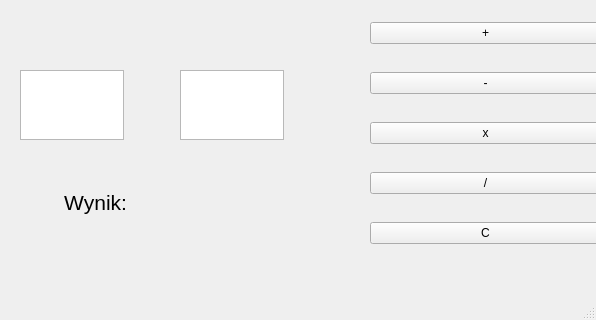
First picture: the form in mainwindow.ui, repository januchtah03/kalkulator, before the edit.
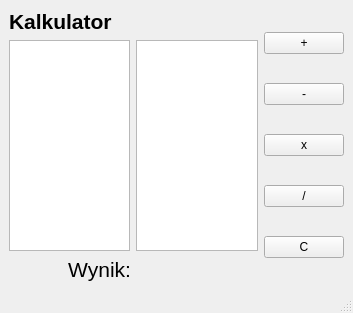
Second picture: the form after the edit.

Commit message: poprawki kosmetyczne ui

Diff of the .ui file:
```diff
--- a/mainwindow.ui
+++ b/mainwindow.ui
@@ -6,23 +6,89 @@
    <rect>
     <x>0</x>
     <y>0</y>
-    <width>596</width>
-    <height>320</height>
+    <width>353</width>
+    <height>313</height>
    </rect>
   </property>
   <property name="windowTitle">
    <string>MainWindow</string>
   </property>
   <widget class="QWidget" name="centralwidget">
-   <widget class="QWidget" name="verticalLayoutWidget">
-    <property name="geometry">
-     <rect>
-      <x>370</x>
-      <y>0</y>
-      <width>231</width>
-      <height>271</height>
-     </rect>
-    </property>
+   <layout class="QHBoxLayout" name="horizontalLayout_3">
+    <item>
+     <layout class="QVBoxLayout" name="verticalLayout_2">
+      <item>
+       <widget class="QLabel" name="label_2">
+        <property name="font">
+         <font>
+          <pointsize>16</pointsize>
+          <weight>75</weight>
+          <bold>true</bold>
+         </font>
+        </property>
+        <property name="text">
+         <string>Kalkulator</string>
+        </property>
+       </widget>
+      </item>
+      <item>
+       <layout class="QHBoxLayout" name="horizontalLayout">
+        <item>
+         <widget class="QPlainTextEdit" name="liczba1">
+          <property name="font">
+           <font>
+            <pointsize>16</pointsize>
+           </font>
+          </property>
+         </widget>
+        </item>
+        <item>
+         <widget class="QPlainTextEdit" name="liczba2">
+          <property name="font">
+           <font>
+            <pointsize>16</pointsize>
+           </font>
+          </property>
+         </widget>
+        </item>
+       </layout>
+      </item>
+      <item>
+       <layout class="QHBoxLayout" name="horizontalLayout_2">
+        <item>
+         <widget class="QLabel" name="label">
+          <property name="font">
+           <font>
+            <pointsize>16</pointsize>
+           </font>
+          </property>
+          <property name="text">
+           <string>Wynik:</string>
+          </property>
+          <property name="alignment">
+           <set>Qt::AlignRight|Qt::AlignTrailing|Qt::AlignVCenter</set>
+          </property>
+         </widget>
+        </item>
+        <item>
+         <widget class="QLabel" name="label_wynik">
+          <property name="font">
+           <font>
+            <pointsize>16</pointsize>
+            <weight>75</weight>
+            <bold>true</bold>
+           </font>
+          </property>
+          <property name="text">
+           <string/>
+          </property>
+         </widget>
+        </item>
+       </layout>
+      </item>
+     </layout>
+    </item>
+    <item>
     <layout class="QVBoxLayout" name="verticalLayout">
      <item>
       <widget class="QPushButton" name="button_dodaj">
@@ -60,61 +126,8 @@
       </widget>
      </item>
     </layout>
-   </widget>
-   <widget class="QPlainTextEdit" name="liczba1">
-    <property name="geometry">
-     <rect>
-      <x>20</x>
-      <y>70</y>
-      <width>104</width>
-      <height>70</height>
-     </rect>
-    </property>
-   </widget>
-   <widget class="QPlainTextEdit" name="liczba2">
-    <property name="geometry">
-     <rect>
-      <x>180</x>
-      <y>70</y>
-      <width>104</width>
-      <height>70</height>
-     </rect>
-    </property>
-   </widget>
-   <widget class="QLabel" name="label">
-    <property name="geometry">
-     <rect>
-      <x>26</x>
-      <y>182</y>
-      <width>101</width>
-      <height>41</height>
-     </rect>
-    </property>
-    <property name="font">
-     <font>
-      <pointsize>16</pointsize>
-     </font>
-    </property>
-    <property name="text">
-     <string>Wynik:</string>
-    </property>
-    <property name="alignment">
-     <set>Qt::AlignRight|Qt::AlignTrailing|Qt::AlignVCenter</set>
-    </property>
-   </widget>
-   <widget class="QLabel" name="label_wynik">
-    <property name="geometry">
-     <rect>
-      <x>140</x>
-      <y>180</y>
-      <width>91</width>
-      <height>41</height>
-     </rect>
-    </property>
-    <property name="text">
-     <string/>
-    </property>
-   </widget>
+    </item>
+   </layout>
   </widget>
   <widget class="QMenuBar" name="menubar">
    <property name="geometry">
```
Left out of the diff: 2 changed lines with no effect on the pictures. Lines whose indentation alone changed are shown as unchanged. The commit also changes 1 other file.
